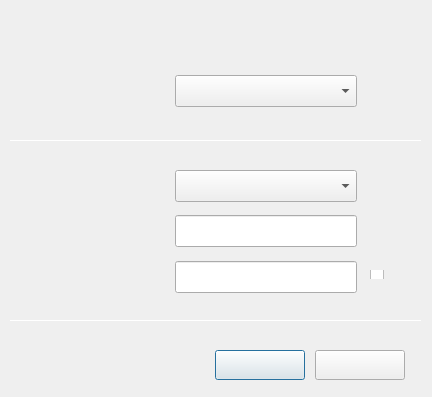
Before: the Qt Designer form wireless-security/dlghidewifiwpa.ui in ukui/kylin-nm, drawn with Qt 5.
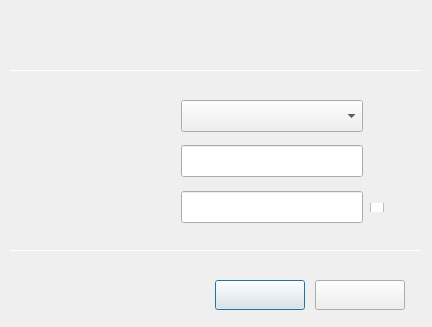
After: the same form once the commit is applied.

```diff
--- a/wireless-security/dlghidewifiwpa.ui
+++ b/wireless-security/dlghidewifiwpa.ui
@@ -7,7 +7,7 @@
     <x>0</x>
     <y>0</y>
     <width>432</width>
-    <height>397</height>
+    <height>327</height>
    </rect>
   </property>
   <property name="windowTitle">
@@ -16,9 +16,9 @@
   <widget class="QLabel" name="lbNetName">
    <property name="geometry">
     <rect>
-     <x>76</x>
-     <y>221</y>
-     <width>90</width>
+     <x>70</x>
+     <y>151</y>
+     <width>100</width>
      <height>20</height>
     </rect>
    </property>
@@ -34,9 +34,9 @@
   <widget class="QLabel" name="lbSecurity">
    <property name="geometry">
     <rect>
-     <x>76</x>
-     <y>176</y>
-     <width>90</width>
+     <x>70</x>
+     <y>106</y>
+     <width>100</width>
      <height>20</height>
     </rect>
    </property>
@@ -53,7 +53,7 @@
    <property name="geometry">
     <rect>
      <x>215</x>
-     <y>350</y>
+     <y>280</y>
      <width>90</width>
      <height>30</height>
     </rect>
@@ -67,29 +67,11 @@
     <string/>
    </property>
   </widget>
-  <widget class="QComboBox" name="cbxConn">
-   <property name="geometry">
-    <rect>
-     <x>175</x>
-     <y>75</y>
-     <width>182</width>
-     <height>32</height>
-    </rect>
-   </property>
-   <property name="font">
-    <font>
-     <pointsize>10</pointsize>
-    </font>
-   </property>
-   <property name="styleSheet">
-    <string notr="true"/>
-   </property>
-  </widget>
   <widget class="QCheckBox" name="checkBoxPwd">
    <property name="geometry">
     <rect>
      <x>370</x>
-     <y>270</y>
+     <y>203</y>
      <width>18</width>
      <height>9</height>
     </rect>
@@ -106,9 +88,9 @@
   <widget class="QLabel" name="lbPassword">
    <property name="geometry">
     <rect>
-     <x>76</x>
-     <y>266</y>
-     <width>90</width>
+     <x>70</x>
+     <y>196</y>
+     <width>100</width>
      <height>20</height>
     </rect>
    </property>
@@ -124,8 +106,8 @@
   <widget class="QComboBox" name="cbxSecurity">
    <property name="geometry">
     <rect>
-     <x>175</x>
-     <y>170</y>
+     <x>181</x>
+     <y>100</y>
      <width>182</width>
      <height>32</height>
     </rect>
@@ -142,8 +124,8 @@
   <widget class="QLineEdit" name="lePassword">
    <property name="geometry">
     <rect>
-     <x>175</x>
-     <y>261</y>
+     <x>181</x>
+     <y>191</y>
      <width>182</width>
      <height>32</height>
     </rect>
@@ -161,7 +143,7 @@
    <property name="geometry">
     <rect>
      <x>315</x>
-     <y>350</y>
+     <y>280</y>
      <width>90</width>
      <height>30</height>
     </rect>
@@ -199,8 +181,8 @@
   <widget class="QLineEdit" name="leNetName">
    <property name="geometry">
     <rect>
-     <x>175</x>
-     <y>215</y>
+     <x>181</x>
+     <y>145</y>
      <width>182</width>
      <height>32</height>
     </rect>
@@ -217,7 +199,7 @@
      <x>0</x>
      <y>0</y>
      <width>432</width>
-     <height>397</height>
+     <height>327</height>
     </rect>
    </property>
    <property name="text">
@@ -241,7 +223,7 @@
    <property name="geometry">
     <rect>
      <x>10</x>
-     <y>140</y>
+     <y>70</y>
      <width>412</width>
      <height>1</height>
     </rect>
@@ -254,7 +236,7 @@
    <property name="geometry">
     <rect>
      <x>10</x>
-     <y>320</y>
+     <y>250</y>
      <width>412</width>
      <height>1</height>
     </rect>
```
Left out of the diff: 23 changed lines with no effect on the pictures.
